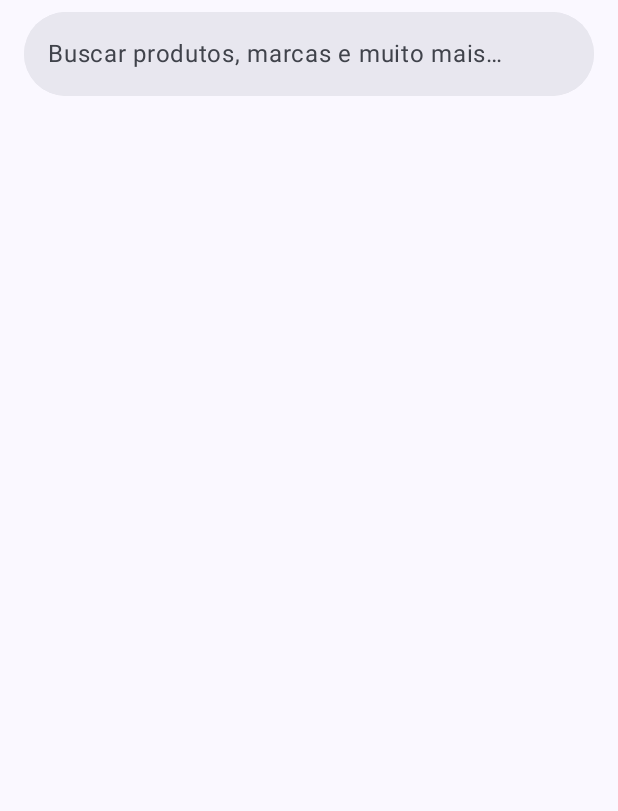
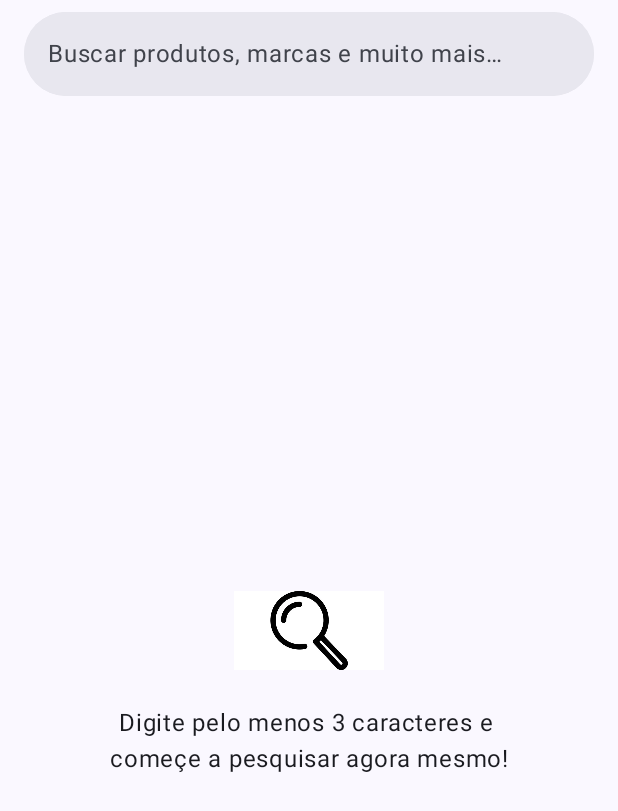
Before and after one commit to tawaneTavares/meli-busquedas, an Android app built with Jetpack Compose: the search screen opened through its navigation route, on a phone screen of 412 x 824 dp. Shown: the top 811 px of the screen. Run offline under Robolectric (Android 15) with nearby library versions, the phone set to English and light mode, and no system bars; our stand-ins replace Dagger/Hilt's generated code, paging; pictures from the network do not load.

Commit message:
:lipstick: add empty state

```diff
--- a/app/src/main/java/com/tawane/meli/ui/search/SearchScreen.kt
+++ b/app/src/main/java/com/tawane/meli/ui/search/SearchScreen.kt
@@ -95,7 +95,9 @@ fun SearchScreen(
             )
         }
 
-        // TODO: adicionar empty state
+        if (uiState.searchResults == null) {
+            EmptyState(modifier)
+        }
 
         Column(modifier = modifier.fillMaxSize()) {
             AnimatedVisibility(
@@ -307,6 +309,29 @@ private fun ErrorState(modifier: Modifier = Modifier) {
     }
 }
 
+@Composable
+private fun EmptyState(modifier: Modifier = Modifier) {
+    Column(
+        modifier.fillMaxSize(),
+        verticalArrangement = Arrangement.Center,
+        horizontalAlignment = Alignment.CenterHorizontally,
+    ) {
+        Image(
+            painter = painterResource(id = R.drawable.ic_search_icon),
+            contentDescription = null,
+            modifier = modifier
+                .size(100.dp)
+                .aspectRatio(1f)
+                .clip(RoundedCornerShape(4.dp)),
+            contentScale = ContentScale.Fit,
+        )
+        Text(
+            textAlign = androidx.compose.ui.text.style.TextAlign.Center,
+            text = stringResource(R.string.empty_message),
+        )
+    }
+}
+
 @Preview
 @Composable
 private fun SearchScreenPreview() {
--- a/app/src/main/java/com/tawane/meli/ui/search/SearchViewModel.kt
+++ b/app/src/main/java/com/tawane/meli/ui/search/SearchViewModel.kt
@@ -22,7 +22,7 @@ class SearchViewModel @Inject constructor(private val searchItemsUseCase: Search
         _uiState.update { state ->
             state.copy(
                 query = newQuery,
-                searchResults = if (newQuery.isNotEmpty()) {
+                searchResults = if (newQuery.isNotEmpty() && newQuery.length >= MINIMUM_QUERY_LENGTH) {
                     searchItemsUseCase(newQuery).cachedIn(viewModelScope)
                 } else {
                     null
--- a/app/src/main/res/values/strings.xml
+++ b/app/src/main/res/values/strings.xml
@@ -10,4 +10,5 @@
     <string name="characteristics">Características</string>"
     <string name="official_store">Loja oficial</string>"
     <string name="error_message">"ops, ocorreu um erro"</string>
+    <string name="empty_message">"Digite pelo menos 3 caracteres e \ncomeçe a pesquisar agora mesmo!"</string>
 </resources>
--- a/domain/src/main/java/com/tawane/domain/usecase/SearchItemsUseCase.kt
+++ b/domain/src/main/java/com/tawane/domain/usecase/SearchItemsUseCase.kt
@@ -5,14 +5,7 @@ import com.tawane.domain.model.SearchItem
 import com.tawane.domain.repository.IMeliRepository
 import javax.inject.Inject
 import kotlinx.coroutines.flow.Flow
-import kotlinx.coroutines.flow.flowOf
-
-private const val MINIMUM_QUERY_LENGTH = 3
 
 class SearchItemsUseCase @Inject constructor(private val repository: IMeliRepository) {
-    operator fun invoke(query: String): Flow<PagingData<SearchItem>> = if (query.length >= MINIMUM_QUERY_LENGTH) {
-        repository.searchItems(query)
-    } else {
-        flowOf(PagingData.empty())
-    }
+    operator fun invoke(query: String): Flow<PagingData<SearchItem>> = repository.searchItems(query)
 }
```
Also changed, not shown: app/src/main/res/drawable/ic_search_icon.webp (added).
